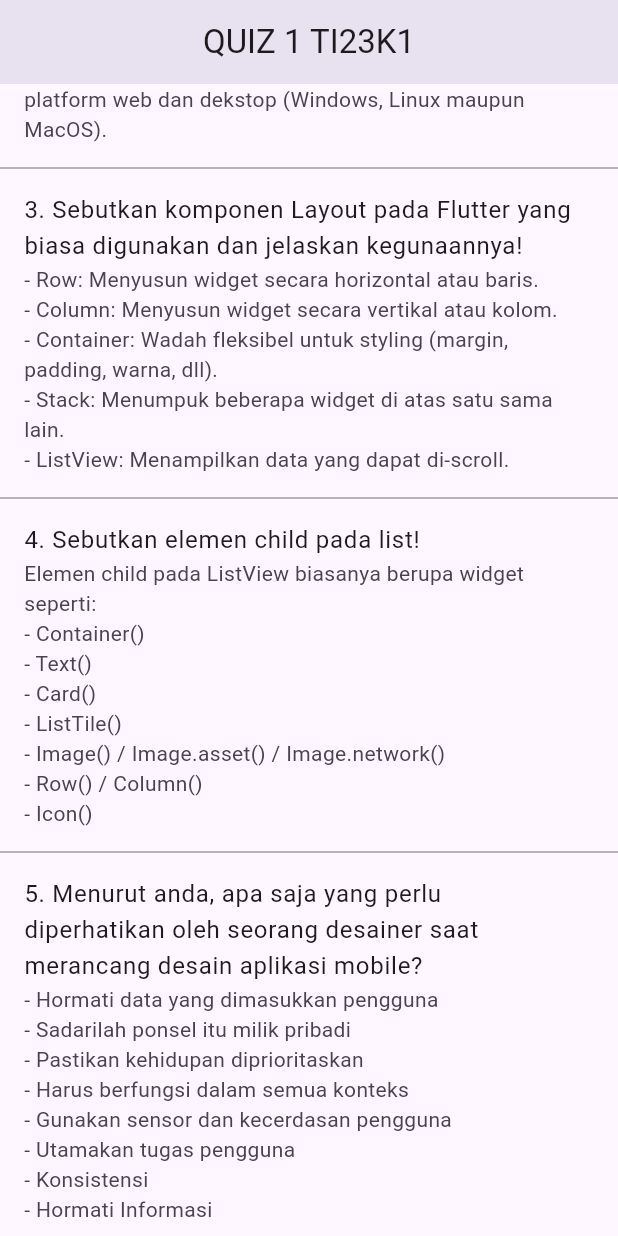
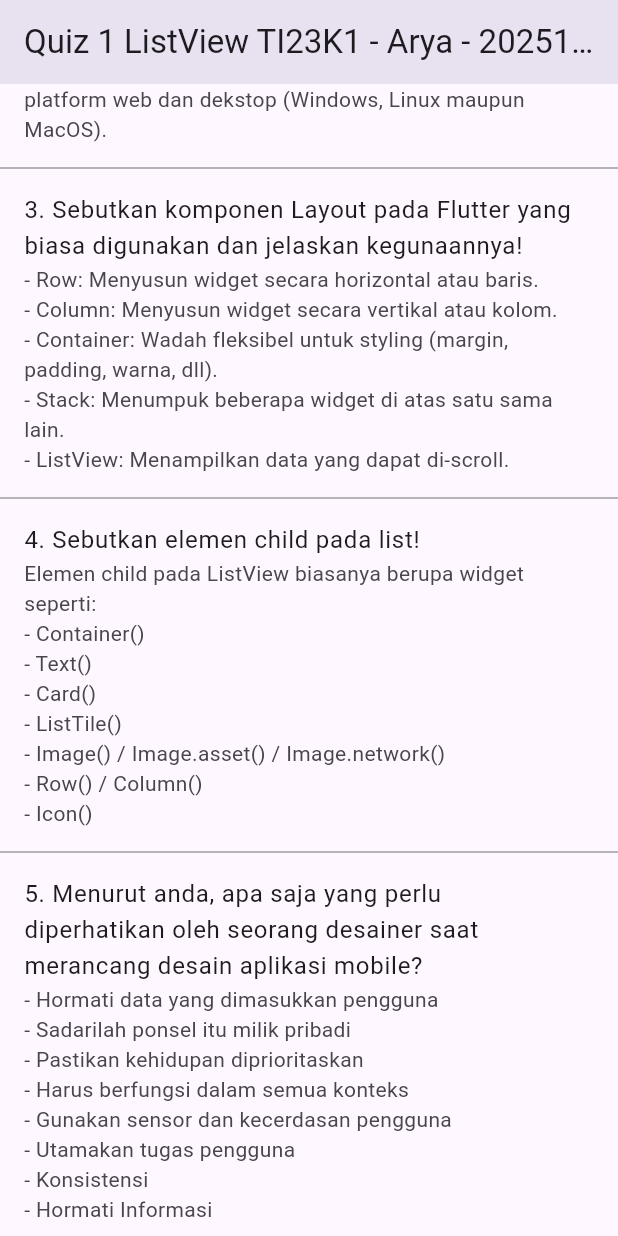
Before and after one commit to aryapramuja/Quiz-1-ListView, a Flutter app: the screen it shows after launch, scrolled down 312 dp, on a phone screen of 412 x 824 dp. Run offline on Flutter 3.47's test engine with Material 3 defaults, Android fonts, the phone set to English and light mode, and no system bars.

Commit message:
Update main.dart
Menambahkan Nama dan NIM

```diff
--- a/lib/main.dart
+++ b/lib/main.dart
@@ -70,7 +70,7 @@
   Widget build(BuildContext context) {
     return Scaffold(
       appBar: AppBar(
-        title: const Text('QUIZ 1 TI23K1'),
+        title: const Text('Quiz 1 ListView TI23K1 - Arya - 202511024'),
         centerTitle: true,
       ),
       body: ListView.separated(
```
